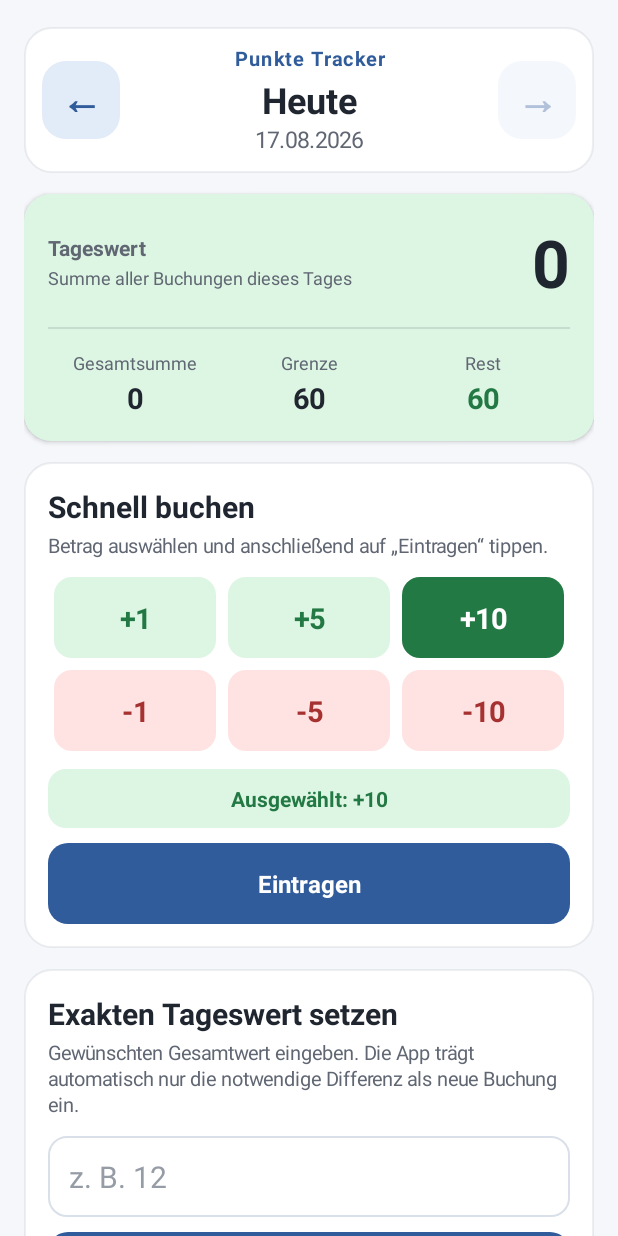
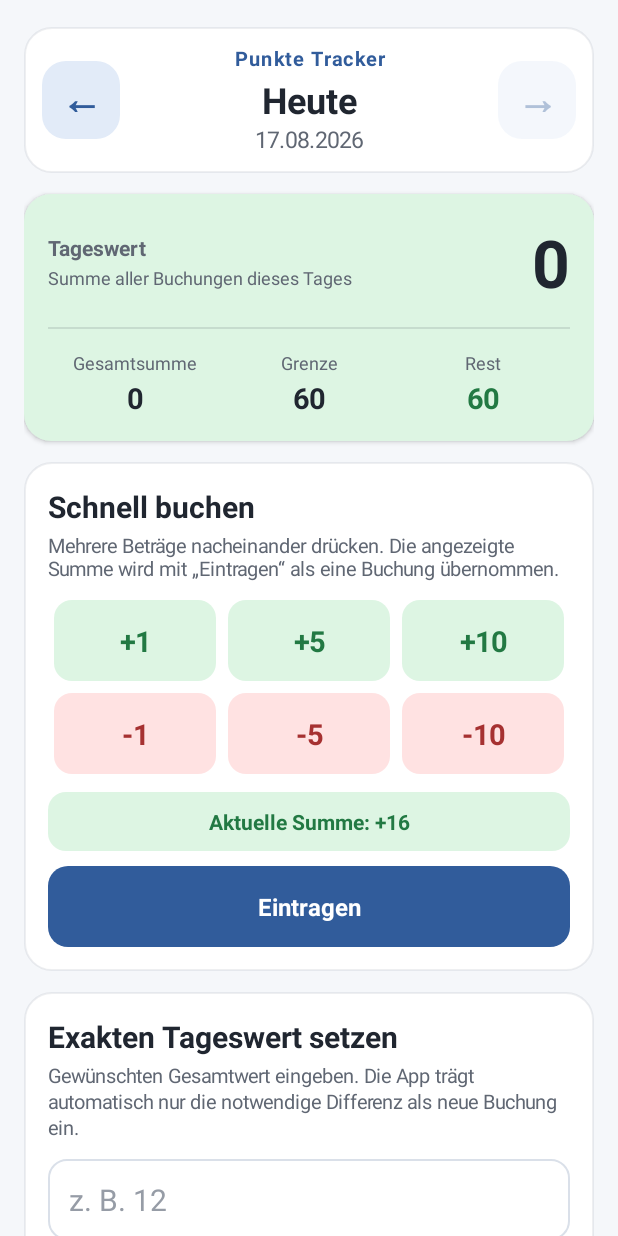
Before and after one commit to AlbertiTrussAnalysis/ChatGPT, an Android app: the screen it shows after launch (MainActivity), after a tap on "+10", on a phone screen of 412 x 824 dp. Run offline under Robolectric (Android 15) with nearby library versions, the phone set to English and light mode, and no system bars; 2 other taps on this screen came first.

Commit message:
Apply cumulative quick booking update [skip ci]

```diff
--- a/app/build.gradle
+++ b/app/build.gradle
@@ -10,8 +10,8 @@ android {
         applicationId 'com.thomas.punktetracker'
         minSdk 26
         targetSdk 35
-        versionCode 2
-        versionName '2.0'
+        versionCode 3
+        versionName '2.1'
     }
 
     compileOptions {
--- a/app/src/main/java/com/thomas/punktetracker/MainActivity.java
+++ b/app/src/main/java/com/thomas/punktetracker/MainActivity.java
@@ -262,7 +262,7 @@ public class MainActivity extends Activity {
         card.addView(title, matchWrap());
 
         TextView description = text(
-                "Betrag auswählen und anschließend auf „Eintragen“ tippen.",
+                "Mehrere Beträge nacheinander drücken. Die angezeigte Summe wird mit „Eintragen“ als eine Buchung übernommen.",
                 13,
                 Typeface.NORMAL
         );
@@ -286,7 +286,7 @@ public class MainActivity extends Activity {
         addQuickButton(minusRow, "-5", -5);
         addQuickButton(minusRow, "-10", -10);
 
-        quickSelectionText = text("Noch keinen Betrag ausgewählt", 14, Typeface.BOLD);
+        quickSelectionText = text("Aktuelle Summe: 0", 14, Typeface.BOLD);
         quickSelectionText.setTextColor(COLOR_TEXT_MUTED);
         quickSelectionText.setGravity(Gravity.CENTER);
         quickSelectionText.setPadding(dp(10), dp(10), dp(10), dp(10));
@@ -486,7 +486,7 @@ public class MainActivity extends Activity {
         button.setPadding(dp(4), 0, dp(4), 0);
         button.setStateListAnimator(null);
         button.setOnClickListener(v -> {
-            pendingQuickAmount = amount;
+            pendingQuickAmount += amount;
             refreshQuickSelection();
         });
 
@@ -502,14 +502,14 @@ public class MainActivity extends Activity {
         boolean editable = !selectedDate.isAfter(currentDate) && !selectedDate.isBefore(START_DATE);
 
         if (pendingQuickAmount == 0) {
-            quickSelectionText.setText("Noch keinen Betrag ausgewählt");
+            quickSelectionText.setText("Aktuelle Summe: 0");
             quickSelectionText.setTextColor(COLOR_TEXT_MUTED);
             quickSelectionText.setBackground(
                     roundedBackground(COLOR_NEUTRAL, 12, 0, Color.TRANSPARENT)
             );
         } else {
             quickSelectionText.setText(
-                    "Ausgewählt: " + formatSignedNumber(pendingQuickAmount)
+                    "Aktuelle Summe: " + formatSignedNumber(pendingQuickAmount)
             );
             boolean positive = pendingQuickAmount > 0;
             quickSelectionText.setTextColor(positive ? COLOR_GREEN : COLOR_RED);
@@ -526,7 +526,7 @@ public class MainActivity extends Activity {
         for (Map.Entry<Integer, Button> entry : quickButtons.entrySet()) {
             int amount = entry.getKey();
             Button button = entry.getValue();
-            boolean selected = amount == pendingQuickAmount;
+            boolean selected = false;
             boolean positive = amount > 0;
 
             int fill;
@@ -549,7 +549,7 @@ public class MainActivity extends Activity {
 
     private void addQuickBooking() {
         if (pendingQuickAmount == 0) {
-            Toast.makeText(this, "Bitte zuerst einen Betrag auswählen.", Toast.LENGTH_SHORT).show();
+            Toast.makeText(this, "Die aktuelle Summe ist 0.", Toast.LENGTH_SHORT).show();
             return;
         }
 
```
